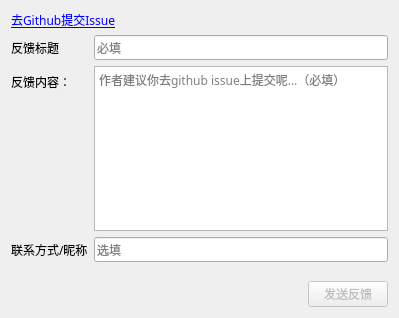
Qt form libs/feedback.ui (LYXOfficial/NoTopDomain) before a commit.
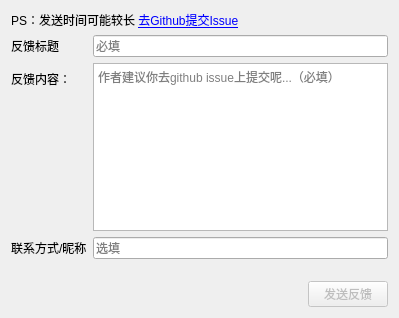
The same form after that commit.

Patch:
```diff
--- a/libs/feedback.ui
+++ b/libs/feedback.ui
@@ -15,7 +15,7 @@
   </property>
   <property name="font">
    <font>
-    <family>萍方0</family>
+    <family>Microsoft YaHei UI</family>
    </font>
   </property>
   <property name="windowTitle">
@@ -107,7 +107,7 @@
    <item row="0" column="0" colspan="2">
     <widget class="QLabel" name="label_2">
      <property name="text">
-      <string>&lt;a href=&quot;https://github.com/LYXOfficial/notopdomain/issues&quot;&gt;去Github提交Issue&lt;/a href&gt;</string>
+      <string>&lt;html&gt;&lt;head/&gt;&lt;body&gt;&lt;p&gt;PS：发送时间可能较长 &lt;a href=&quot;https://github.com/LYXOfficial/notopdomain/issues&quot;&gt;&lt;span style=&quot; text-decoration: underline; color:#0000ff;&quot;&gt;去Github提交Issue&lt;/span&gt;&lt;/a&gt;&lt;/p&gt;&lt;/body&gt;&lt;/html&gt;</string>
      </property>
      <property name="openExternalLinks">
       <bool>true</bool>
```
